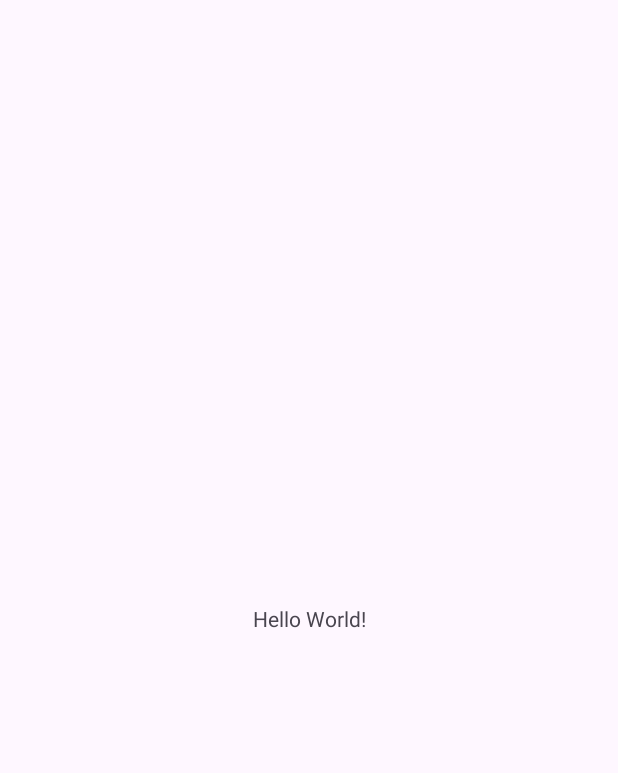
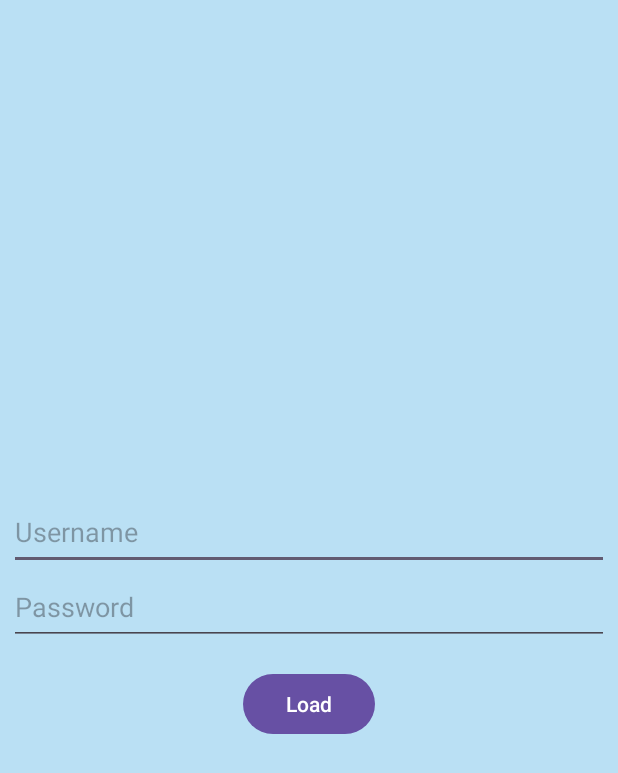
Before and after one commit to nayemuddinn/Login-UI-using-Android-MVP-Architecture, an Android app: the screen it shows after launch (MainActivity), on a phone screen of 412 x 824 dp. Before the commit the part shown is almost empty. Shown: the top 773 px of the screen. Run offline under Robolectric (Android 15) with nearby library versions, the phone set to English and light mode, and no system bars.

Commit message:
Second Commit

```diff
--- a/app/src/main/java/com/example/loginuiusingmvppattern/MainActivity.java
+++ b/app/src/main/java/com/example/loginuiusingmvppattern/MainActivity.java
@@ -3,12 +3,23 @@ package com.example.loginuiusingmvppattern;
 import androidx.appcompat.app.AppCompatActivity;
 
 import android.os.Bundle;
+import android.widget.Button;
+import android.widget.EditText;
 
 public class MainActivity extends AppCompatActivity {
-
+     EditText userName,passWord;
+     Button button;
     @Override
     protected void onCreate(Bundle savedInstanceState) {
         super.onCreate(savedInstanceState);
         setContentView(R.layout.activity_main);
+
+         userName=findViewById(R.id.username);
+         passWord=findViewById(R.id.password);
+         button=findViewById(R.id.button);
+
+
+
+
     }
 }
--- a/app/src/main/res/layout/activity_main.xml
+++ b/app/src/main/res/layout/activity_main.xml
@@ -1,18 +1,34 @@
 <?xml version="1.0" encoding="utf-8"?>
-<androidx.constraintlayout.widget.ConstraintLayout xmlns:android="http://schemas.android.com/apk/res/android"
+<LinearLayout xmlns:android="http://schemas.android.com/apk/res/android"
     xmlns:app="http://schemas.android.com/apk/res-auto"
     xmlns:tools="http://schemas.android.com/tools"
     android:layout_width="match_parent"
     android:layout_height="match_parent"
+    android:orientation="vertical"
+    android:gravity="center"
+    android:background="#BAE0F4"
     tools:context=".MainActivity">
 
-    <TextView
+    <EditText
+        android:layout_width="400dp"
+        android:layout_height="50dp"
+        android:id="@+id/username"
+        android:hint="Username"
+        ></EditText>
+
+    <EditText
+        android:layout_width="400dp"
+        android:layout_height="50dp"
+        android:id="@+id/password"
+        android:hint="Password"
+        ></EditText>
+
+    <Button
+        android:layout_marginTop="15dp"
         android:layout_width="wrap_content"
         android:layout_height="wrap_content"
-        android:text="Hello World!"
-        app:layout_constraintBottom_toBottomOf="parent"
-        app:layout_constraintEnd_toEndOf="parent"
-        app:layout_constraintStart_toStartOf="parent"
-        app:layout_constraintTop_toTopOf="parent" />
+        android:text="Load"
+        android:id="@+id/button"
+        ></Button>
 
-</androidx.constraintlayout.widget.ConstraintLayout>
+</LinearLayout>
```
